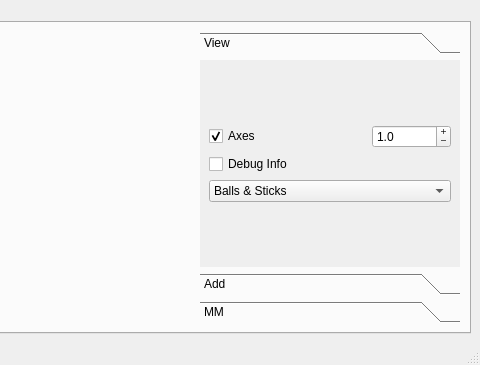
xMoad/qdalton, file Sources/MainWindow.ui: the form before one commit; both pictures show x 320 to 800 and y 235 to 600 of the 800 by 600 pixel window.
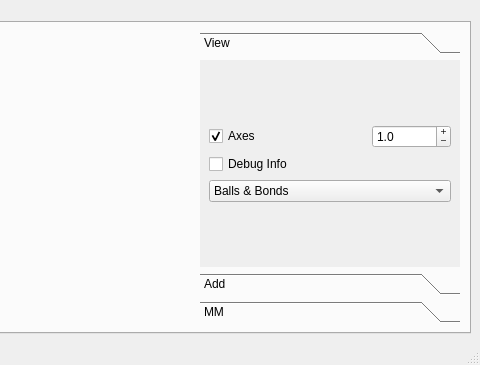
The form after the commit. Icons and pictures are not drawn. Custom widgets are drawn as their Qt base class.

Patch:
```diff
--- a/Sources/MainWindow.ui
+++ b/Sources/MainWindow.ui
@@ -206,7 +206,7 @@
              <x>0</x>
              <y>0</y>
              <width>260</width>
-             <height>201</height>
+             <height>211</height>
             </rect>
            </property>
            <attribute name="label">
@@ -256,6 +256,11 @@
             </item>
             <item row="3" column="1" colspan="3">
              <widget class="QComboBox" name="viewQComboBox">
+              <item>
+               <property name="text">
+                <string>Balls &amp; Bonds</string>
+               </property>
+              </item>
               <item>
                <property name="text">
                 <string>Balls &amp; Sticks</string>
```
Left out of the diff: 10 changed lines with no effect on the pictures.
